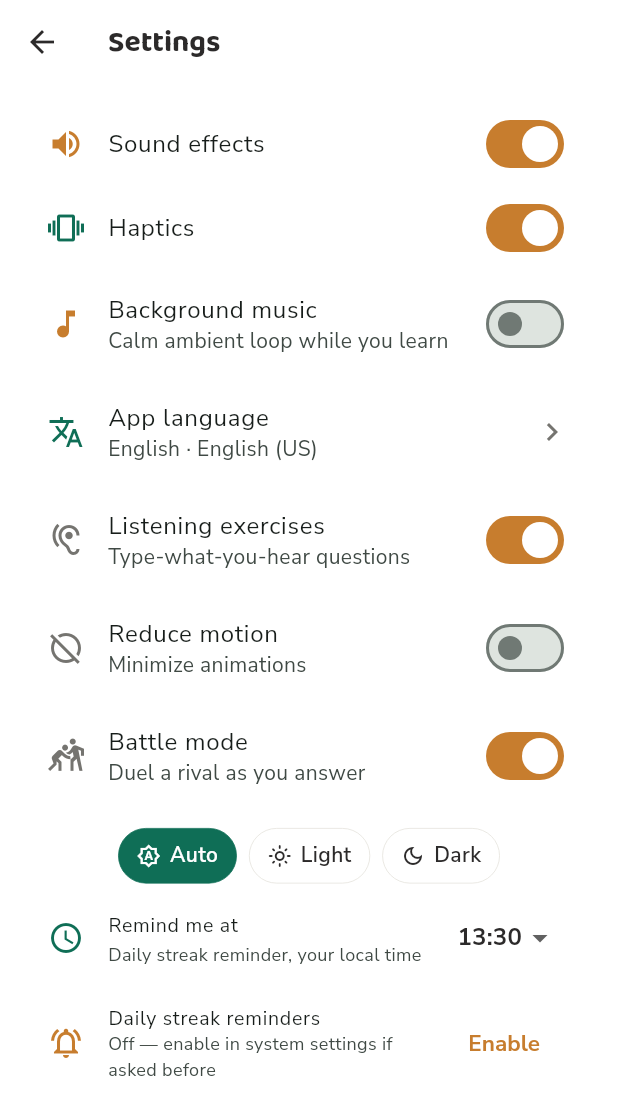
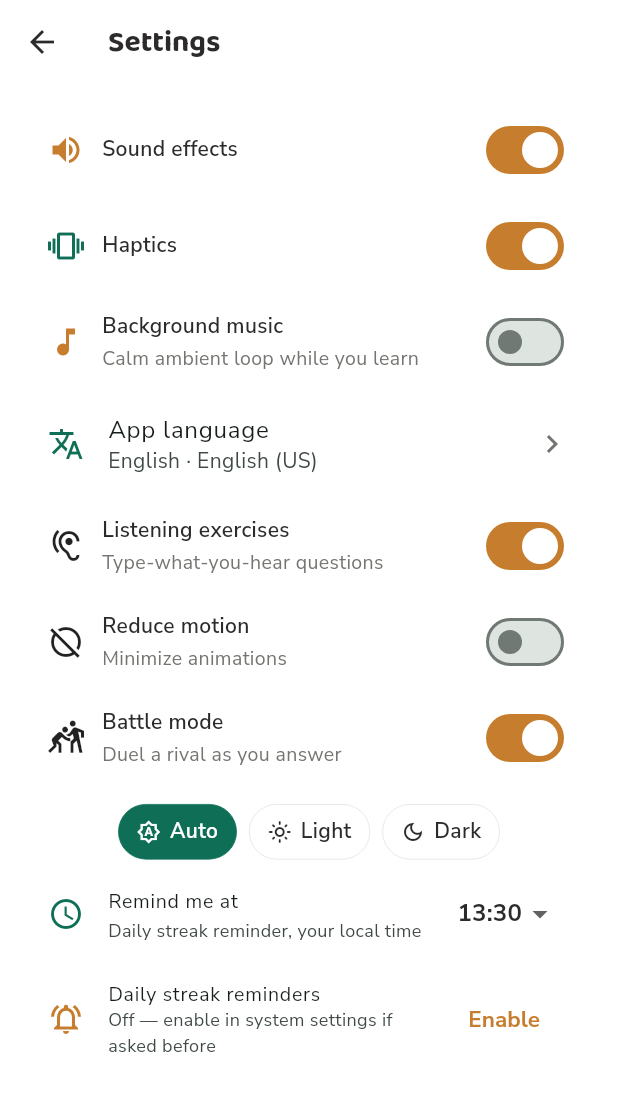
Before and after one commit to globalonlinedeveloper/ratel, a Flutter app: the SettingsScreen screen opened directly, on a phone screen of 412 x 824 dp. Shown: the top 1115 px of the screen. Run offline on Flutter 3.47's test engine with Material 3 defaults, Android fonts, the light colour scheme and no system bars; our stand-ins replace audioplayers, firebase_analytics, firebase_core, firebase_crashlytics, firebase_messaging, flutter_tts and 4 more; missing offline and left inert: dart:js_interop; accounts and stored records are empty.

Commit message:
Inc B-9: migrate Settings 6 toggles to RatelToggleRow (visual-neutral)
Add additive leading + padding to RatelToggleRow (backward-compatible; +leading test).
Migrate all 6 Settings SwitchListTiles (sound/haptics/music/listening/motion/battle)
to RatelToggleRow with leading icons + vertical-only padding (preserves the 32px
indent); behavior identical. No SwitchListTile remains. settings/lang-picker/tamil
tests untouched + green; tokens_test green; analyze clean.

```diff
--- a/lib/screens/settings_screen.dart
+++ b/lib/screens/settings_screen.dart
@@ -13,6 +13,7 @@ import '../widgets/mascot_anim.dart';
 import '../widgets/ratel_chip.dart';
 import '../widgets/ratel_mascot.dart';
 import '../widgets/ratel_scaffold.dart';
+import '../widgets/ratel_toggle_row.dart';
 
 /// Dedicated Settings page (Standardization Master Plan, Phase 1 -- Pillar D,
 /// Inc 175). The preference controls (audio / learning / appearance /
@@ -138,48 +139,49 @@ class _SettingsScreenState extends State<SettingsScreen> {
             padding: const EdgeInsets.symmetric(horizontal: RatelSpacing.lg),
             child: Column(
               children: [
-                SwitchListTile(
-                  contentPadding: EdgeInsets.zero,
-                  title: Text(S.instance.t('set_sound', 'Sound effects')),
-                  secondary: const Icon(
+                RatelToggleRow(
+                  padding: const EdgeInsets.symmetric(
+                    vertical: RatelSpacing.sm,
+                  ),
+                  leading: const Icon(
                     Icons.volume_up,
                     color: RatelColors.honey,
                   ),
+                  title: S.instance.t('set_sound', 'Sound effects'),
                   value: Sfx.instance.soundOn,
                   onChanged: (v) {
                     Sfx.instance.setSoundOn(v);
                     setState(() {});
                   },
                 ),
-                SwitchListTile(
-                  contentPadding: EdgeInsets.zero,
-                  title: Text(S.instance.t('set_haptics', 'Haptics')),
-                  secondary: const Icon(
-                    Icons.vibration,
-                    color: RatelColors.teal,
+                RatelToggleRow(
+                  padding: const EdgeInsets.symmetric(
+                    vertical: RatelSpacing.sm,
                   ),
+                  leading: const Icon(Icons.vibration, color: RatelColors.teal),
+                  title: S.instance.t('set_haptics', 'Haptics'),
                   value: Sfx.instance.hapticsOn,
                   onChanged: (v) {
                     Sfx.instance.setHapticsOn(v);
                     setState(() {});
                   },
                 ),
-                SwitchListTile(
-                  contentPadding: EdgeInsets.zero,
-                  title: Text(S.instance.t('set_music', 'Background music')),
-                  subtitle: Text(
-                    S.instance.t(
-                      'set_music_sub',
-                      'Calm ambient loop while you learn',
-                    ),
+                RatelToggleRow(
+                  padding: const EdgeInsets.symmetric(
+                    vertical: RatelSpacing.sm,
                   ),
-                  secondary: Sfx.instance.musicOn
+                  leading: Sfx.instance.musicOn
                       ? const RatelActionAnim(
                           action: 'headphones',
                           fallbackPose: RatelPose.speak,
                           size: 34,
                         )
                       : const Icon(Icons.music_note, color: RatelColors.honey),
+                  title: S.instance.t('set_music', 'Background music'),
+                  subtitle: S.instance.t(
+                    'set_music_sub',
+                    'Calm ambient loop while you learn',
+                  ),
                   value: Sfx.instance.musicOn,
                   onChanged: (v) {
                     Sfx.instance.setMusicOn(v);
@@ -194,18 +196,16 @@ class _SettingsScreenState extends State<SettingsScreen> {
                   trailing: const Icon(Icons.chevron_right),
                   onTap: _pickLanguage,
                 ),
-                SwitchListTile(
-                  contentPadding: EdgeInsets.zero,
-                  title: Text(
-                    S.instance.t('set_listening', 'Listening exercises'),
+                RatelToggleRow(
+                  padding: const EdgeInsets.symmetric(
+                    vertical: RatelSpacing.sm,
                   ),
-                  subtitle: Text(
-                    S.instance.t(
-                      'set_listen_sub',
-                      'Type-what-you-hear questions',
-                    ),
+                  leading: const Icon(Icons.hearing_outlined),
+                  title: S.instance.t('set_listening', 'Listening exercises'),
+                  subtitle: S.instance.t(
+                    'set_listen_sub',
+                    'Type-what-you-hear questions',
                   ),
-                  secondary: const Icon(Icons.hearing_outlined),
                   value: _listenOn,
                   onChanged: (v) async {
                     setState(() => _listenOn = v);
@@ -215,29 +215,32 @@ class _SettingsScreenState extends State<SettingsScreen> {
                     } catch (_) {}
                   },
                 ),
-                SwitchListTile(
-                  contentPadding: EdgeInsets.zero,
-                  title: Text(S.instance.t('set_motion', 'Reduce motion')),
-                  subtitle: Text(
-                    S.instance.t('set_motion_sub', 'Minimize animations'),
+                RatelToggleRow(
+                  padding: const EdgeInsets.symmetric(
+                    vertical: RatelSpacing.sm,
                   ),
-                  secondary: const Icon(Icons.motion_photos_off_outlined),
+                  leading: const Icon(Icons.motion_photos_off_outlined),
+                  title: S.instance.t('set_motion', 'Reduce motion'),
+                  subtitle: S.instance.t(
+                    'set_motion_sub',
+                    'Minimize animations',
+                  ),
                   value: reduceMotionNotifier.value,
                   onChanged: (v) {
                     setReduceMotion(v);
                     setState(() {});
                   },
                 ),
-                SwitchListTile(
-                  contentPadding: EdgeInsets.zero,
-                  title: Text(S.instance.t('set_battle', 'Battle mode')),
-                  subtitle: Text(
-                    S.instance.t(
-                      'set_battle_sub',
-                      'Duel a rival as you answer',
-                    ),
+                RatelToggleRow(
+                  padding: const EdgeInsets.symmetric(
+                    vertical: RatelSpacing.sm,
                   ),
-                  secondary: const Icon(Icons.sports_kabaddi_outlined),
+                  leading: const Icon(Icons.sports_kabaddi_outlined),
+                  title: S.instance.t('set_battle', 'Battle mode'),
+                  subtitle: S.instance.t(
+                    'set_battle_sub',
+                    'Duel a rival as you answer',
+                  ),
                   value: battleModeNotifier.value,
                   onChanged: (v) {
                     setBattleMode(v);
--- a/lib/widgets/ratel_toggle_row.dart
+++ b/lib/widgets/ratel_toggle_row.dart
@@ -1,33 +1,44 @@
 import 'package:flutter/material.dart';
 import '../theme.dart';
 
-/// A labelled switch row (whole row tappable). Supersedes SwitchListTile in
-/// settings_screen.dart.
+/// A labelled switch row (whole row tappable). Supersedes SwitchListTile.
+/// Optional [leading] icon/widget; [padding] is overridable for embedding in a
+/// screen that already provides its own horizontal insets.
 class RatelToggleRow extends StatelessWidget {
   const RatelToggleRow({
     super.key,
+    this.leading,
     required this.title,
     this.subtitle,
     required this.value,
     required this.onChanged,
+    this.padding,
   });
 
+  final Widget? leading;
   final String title;
   final String? subtitle;
   final bool value;
   final ValueChanged<bool>? onChanged;
+  final EdgeInsetsGeometry? padding;
 
   @override
   Widget build(BuildContext context) {
     return InkWell(
       onTap: onChanged == null ? null : () => onChanged!(!value),
       child: Padding(
-        padding: const EdgeInsets.symmetric(
-          horizontal: RatelSpacing.lg,
-          vertical: RatelSpacing.sm,
-        ),
+        padding:
+            padding ??
+            const EdgeInsets.symmetric(
+              horizontal: RatelSpacing.lg,
+              vertical: RatelSpacing.sm,
+            ),
         child: Row(
           children: [
+            if (leading != null) ...[
+              leading!,
+              const SizedBox(width: RatelSpacing.md),
+            ],
             Expanded(
               child: Column(
                 crossAxisAlignment: CrossAxisAlignment.start,
```
Also changed, not shown: 1 other file.
